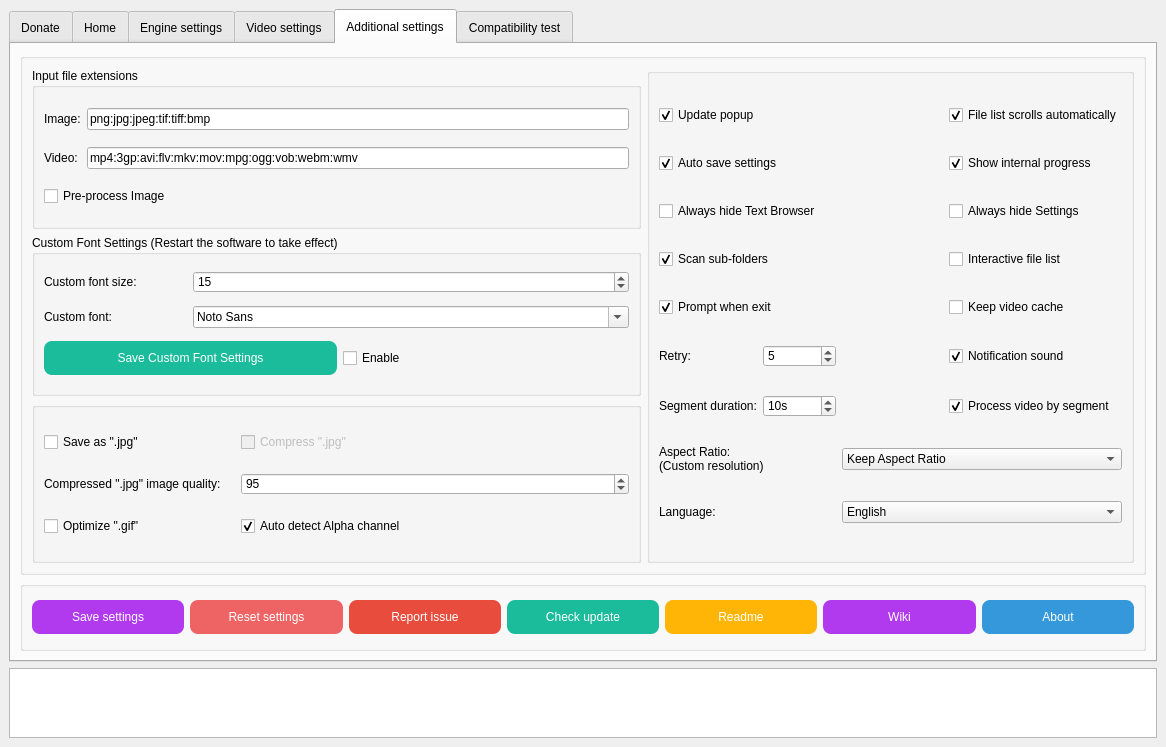
Before: the Qt Designer form SRC/Waifu2x-Extension-QT/mainwindow.ui in AaronFeng753/Waifu2x-Extension-GUI, drawn with Qt 5.
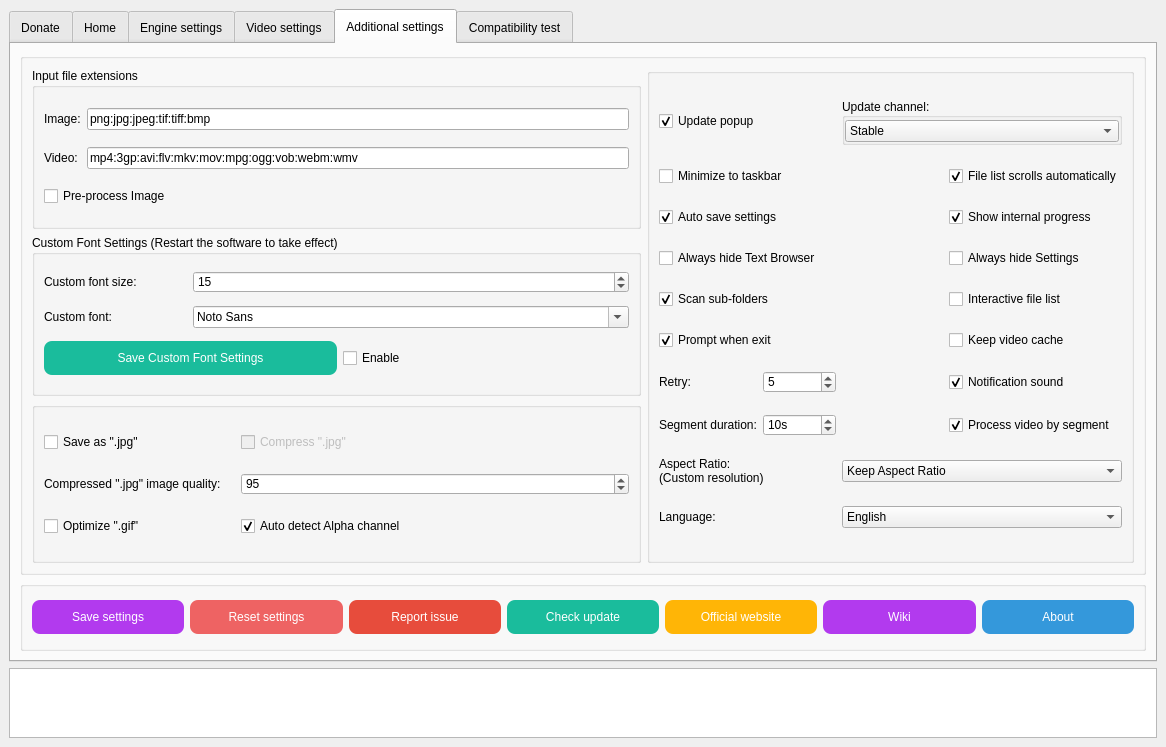
After: the same form once the commit is applied. The open tabs and pages were chosen to show the change. Icons and pictures are not drawn.

The edit to the form file:
```diff
--- a/SRC/Waifu2x-Extension-QT/mainwindow.ui
+++ b/SRC/Waifu2x-Extension-QT/mainwindow.ui
@@ -4243,7 +4243,32 @@
               <string/>
              </property>
              <layout class="QGridLayout" name="gridLayout_14">
-              <item row="2" column="3">
+              <item row="7" column="3">
+               <widget class="QCheckBox" name="checkBox_ProcessVideoBySegment">
+                <property name="toolTip">
+                 <string>Processing video in segments can greatly reduce the 
+hard disk space occupied by processing video. But it 
+will increase the time required to process video.</string>
+                </property>
+                <property name="text">
+                 <string>Process video by segment</string>
+                </property>
+                <property name="checked">
+                 <bool>true</bool>
+                </property>
+               </widget>
+              </item>
+              <item row="4" column="3">
+               <widget class="QCheckBox" name="checkBox_FileList_Interactive">
+                <property name="text">
+                 <string>Interactive file list</string>
+                </property>
+                <property name="checked">
+                 <bool>false</bool>
+                </property>
+               </widget>
+              </item>
+              <item row="3" column="3">
                <widget class="QCheckBox" name="checkBox_AlwaysHideSettings">
                 <property name="toolTip">
                  <string>[Settings] will be automatically hidden when the software starts.</string>
@@ -4253,30 +4278,7 @@
                 </property>
                </widget>
               </item>
-              <item row="3" column="3">
-               <widget class="QCheckBox" name="checkBox_FileList_Interactive">
-                <property name="text">
-                 <string>Interactive file list</string>
-                </property>
-                <property name="checked">
-                 <bool>false</bool>
-                </property>
-               </widget>
-              </item>
-              <item row="4" column="3">
-               <widget class="QCheckBox" name="checkBox_KeepVideoCache">
-                <property name="toolTip">
-                 <string>Keep video cache after processing the video.</string>
-                </property>
-                <property name="text">
-                 <string>Keep video cache</string>
-                </property>
-                <property name="checked">
-                 <bool>false</bool>
-                </property>
-               </widget>
-              </item>
-              <item row="7" column="2" colspan="2">
+              <item row="8" column="2" colspan="2">
                <widget class="QComboBox" name="comboBox_AspectRatio_custRes">
                 <property name="minimumSize">
                  <size>
@@ -4307,7 +4309,44 @@
                 </item>
                </widget>
               </item>
+              <item row="5" column="0" colspan="2">
+               <widget class="QCheckBox" name="checkBox_PromptWhenExit">
+                <property name="text">
+                 <string>Prompt when exit</string>
+                </property>
+                <property name="checked">
+                 <bool>true</bool>
+                </property>
+               </widget>
+              </item>
+              <item row="6" column="3">
+               <widget class="QCheckBox" name="checkBox_NfSound">
+                <property name="toolTip">
+                 <string>Play Notification sound when all files in the list have been processed.</string>
+                </property>
+                <property name="text">
+                 <string>Notification sound</string>
+                </property>
+                <property name="checked">
+                 <bool>true</bool>
+                </property>
+               </widget>
+              </item>
               <item row="8" column="0" colspan="2">
+               <widget class="QLabel" name="label_44">
+                <property name="toolTip">
+                 <string notr="true">&lt;html&gt;&lt;head/&gt;&lt;body&gt;&lt;p&gt;&lt;img src=&quot;:/new/prefix1/OtherPic/AspectRatioStrategy.jpg&quot;/&gt;&lt;/p&gt;&lt;/body&gt;&lt;/html&gt;</string>
+                </property>
+                <property name="text">
+                 <string>Aspect Ratio:
+(Custom resolution)</string>
+                </property>
+                <property name="alignment">
+                 <set>Qt::AlignLeading|Qt::AlignLeft|Qt::AlignVCenter</set>
+                </property>
+               </widget>
+              </item>
+              <item row="9" column="0" colspan="2">
                <widget class="QLabel" name="label_21">
                 <property name="maximumSize">
                  <size>
@@ -4324,53 +4363,52 @@
                 </property>
                </widget>
               </item>
-              <item row="4" column="0" colspan="2">
-               <widget class="QCheckBox" name="checkBox_PromptWhenExit">
+              <item row="5" column="3">
+               <widget class="QCheckBox" name="checkBox_KeepVideoCache">
+                <property name="toolTip">
+                 <string>Keep video cache after processing the video.</string>
+                </property>
                 <property name="text">
-                 <string>Prompt when exit</string>
+                 <string>Keep video cache</string>
                 </property>
                 <property name="checked">
-                 <bool>true</bool>
+                 <bool>false</bool>
                 </property>
                </widget>
               </item>
-              <item row="1" column="0" colspan="2">
-               <widget class="QCheckBox" name="checkBox_AutoSaveSettings">
+              <item row="7" column="1">
+               <widget class="QSpinBox" name="spinBox_SegmentDuration">
                 <property name="toolTip">
                  <string>Settings will be saved automatically when you close the software.</string>
                 </property>
-                <property name="text">
-                 <string>Auto save settings</string>
+                <property name="suffix">
+                 <string notr="true">s</string>
                 </property>
-                <property name="checked">
-                 <bool>true</bool>
+                <property name="prefix">
+                 <string/>
                 </property>
-               </widget>
-              </item>
-              <item row="2" column="0" colspan="2">
-               <widget class="QCheckBox" name="checkBox_AlwaysHideTextBrowser">
-                <property name="toolTip">
-                 <string>[Text browser] will be automatically hidden when the software starts.</string>
+                <property name="minimum">
+                 <number>1</number>
                 </property>
-                <property name="text">
-                 <string>Always hide Text Browser</string>
+                <property name="maximum">
+                 <number>999999999</number>
                 </property>
+                <property name="value">
+                 <number>10</number>
+                </property>
                </widget>
               </item>
-              <item row="0" column="3">
-               <widget class="QCheckBox" name="checkBox_FileListAutoSlide">
+              <item row="7" column="0">
+               <widget class="QLabel" name="label_SegmentDuration">
                 <property name="toolTip">
                  <string>When the file processing status changes, the file list scrolls automatically.</string>
                 </property>
                 <property name="text">
-                 <string>File list scrolls automatically</string>
+                 <string>Segment duration:</string>
                 </property>
-                <property name="checked">
-                 <bool>true</bool>
-                </property>
                </widget>
               </item>
-              <item row="8" column="2" colspan="2">
+              <item row="9" column="2" colspan="2">
                <widget class="QComboBox" name="comboBox_language">
                 <property name="minimumSize">
                  <size>
@@ -4407,17 +4445,7 @@
                 </item>
                </widget>
               </item>
-              <item row="5" column="0">
-               <widget class="QLabel" name="label_39">
-                <property name="toolTip">
-                 <string>The number of retries when failed to processing a image (or frame).</string>
-                </property>
-                <property name="text">
-                 <string>Retry:</string>
-                </property>
-               </widget>
-              </item>
-              <item row="1" column="3">
+              <item row="2" column="3">
                <widget class="QCheckBox" name="checkBox_ShowInterPro">
                 <property name="toolTip">
                  <string>Output internal Scale and Denoise progress of GIF and video process inside textbrowser.</string>
@@ -4430,15 +4458,81 @@
                 </property>
                </widget>
               </item>
+              <item row="2" column="0" colspan="2">
+               <widget class="QCheckBox" name="checkBox_AutoSaveSettings">
+                <property name="toolTip">
+                 <string>Settings will be saved automatically when you close the software.</string>
+                </property>
+                <property name="text">
+                 <string>Auto save settings</string>
+                </property>
+                <property name="checked">
+                 <bool>true</bool>
+                </property>
+               </widget>
+              </item>
+              <item row="4" column="0" colspan="2">
+               <widget class="QCheckBox" name="checkBox_ScanSubFolders">
+                <property name="toolTip">
+                 <string>When adding a folder to the file list, scan the files in
+the subfolder and add them to the file list.</string>
+                </property>
+                <property name="text">
+                 <string>Scan sub-folders</string>
+                </property>
+                <property name="checked">
+                 <bool>true</bool>
+                </property>
+               </widget>
+              </item>
+              <item row="3" column="0" colspan="2">
+               <widget class="QCheckBox" name="checkBox_AlwaysHideTextBrowser">
+                <property name="toolTip">
+                 <string>[Text browser] will be automatically hidden when the software starts.</string>
+                </property>
+                <property name="text">
+                 <string>Always hide Text Browser</string>
+                </property>
+               </widget>
+              </item>
+              <item row="6" column="1">
+               <widget class="QSpinBox" name="spinBox_retry">
+                <property name="toolTip">
+                 <string>The number of retries when failed to processing a image (or frame).</string>
+                </property>
+                <property name="minimum">
+                 <number>1</number>
+                </property>
+                <property name="maximum">
+                 <number>999999999</number>
+                </property>
+                <property name="value">
+                 <number>5</number>
+                </property>
+               </widget>
+              </item>
               <item row="6" column="0">
-               <widget class="QLabel" name="label_SegmentDuration">
+               <widget class="QLabel" name="label_39">
                 <property name="toolTip">
                  <string>When processing video in segments, the length of each video clip.
 This will determine how much hard disk space the program will occupy 
 when processing video in segments.</string>
                 </property>
                 <property name="text">
-                 <string>Segment duration:</string>
+                 <string>Retry:</string>
+                </property>
+               </widget>
+              </item>
+              <item row="1" column="3">
+               <widget class="QCheckBox" name="checkBox_FileListAutoSlide">
+                <property name="toolTip">
+                 <string>When the file processing status changes, the file list scrolls automatically.</string>
+                </property>
+                <property name="text">
+                 <string>File list scrolls automatically</string>
+                </property>
+                <property name="checked">
+                 <bool>true</bool>
                 </property>
                </widget>
               </item>
@@ -4461,99 +4555,63 @@
                 </property>
                </widget>
               </item>
-              <item row="5" column="3">
-               <widget class="QCheckBox" name="checkBox_NfSound">
-                <property name="toolTip">
-                 <string>Play Notification sound when all files in the list have been processed.</string>
+              <item row="0" column="2" colspan="2">
+               <widget class="QGroupBox" name="groupBox_UpdateChannel">
+                <property name="styleSheet">
+                 <string notr="true"/>
                 </property>
-                <property name="text">
-                 <string>Notification sound</string>
-                </property>
-                <property name="checked">
-                 <bool>true</bool>
-                </property>
-               </widget>
-              </item>
-              <item row="5" column="1">
-               <widget class="QSpinBox" name="spinBox_retry">
-                <property name="toolTip">
-                 <string>The number of retries when failed to processing a image (or frame).</string>
-                </property>
-                <property name="minimum">
-                 <number>1</number>
-                </property>
-                <property name="maximum">
-                 <number>999999999</number>
-                </property>
-                <property name="value">
-                 <number>5</number>
-                </property>
-               </widget>
-              </item>
-              <item row="3" column="0" colspan="2">
-               <widget class="QCheckBox" name="checkBox_ScanSubFolders">
-                <property name="toolTip">
-                 <string>When adding a folder to the file list, scan the files in
-the subfolder and add them to the file list.</string>
-                </property>
-                <property name="text">
-                 <string>Scan sub-folders</string>
-                </property>
-                <property name="checked">
-                 <bool>true</bool>
-                </property>
-               </widget>
-              </item>
-              <item row="6" column="3">
-               <widget class="QCheckBox" name="checkBox_ProcessVideoBySegment">
-                <property name="toolTip">
-                 <string>Processing video in segments can greatly reduce the 
-hard disk space occupied by processing video. But it 
-will increase the time required to process video.</string>
-                </property>
-                <property name="text">
-                 <string>Process video by segment</string>
-                </property>
-                <property name="checked">
-                 <bool>true</bool>
-                </property>
-               </widget>
-              </item>
-              <item row="6" column="1">
-               <widget class="QSpinBox" name="spinBox_SegmentDuration">
-                <property name="toolTip">
-                 <string>When processing video in segments, the length of each video clip.
-This will determine how much hard disk space the program will occupy 
-when processing video in segments.</string>
-                </property>
-                <property name="suffix">
-                 <string notr="true">s</string>
-                </property>
-                <property name="prefix">
-                 <string/>
-                </property>
-                <property name="minimum">
-                 <number>1</number>
-                </property>
-                <property name="maximum">
-                 <number>999999999</number>
-                </property>
-                <property name="value">
-                 <number>10</number>
-                </property>
-               </widget>
-              </item>
-              <item row="7" column="0" colspan="2">
-               <widget class="QLabel" name="label_44">
-                <property name="toolTip">
-                 <string notr="true">&lt;html&gt;&lt;head/&gt;&lt;body&gt;&lt;p&gt;&lt;img src=&quot;:/new/prefix1/OtherPic/AspectRatioStrategy.jpg&quot;/&gt;&lt;/p&gt;&lt;/body&gt;&lt;/html&gt;</string>
-                </property>
-                <property name="text">
-                 <string>Aspect Ratio:
-(Custom resolution)</string>
+                <property name="title">
+                 <string>Update channel:</string>
                 </property>
                 <property name="alignment">
                  <set>Qt::AlignLeading|Qt::AlignLeft|Qt::AlignVCenter</set>
+                </property>
+                <property name="flat">
+                 <bool>true</bool>
+                </property>
+                <property name="checkable">
+                 <bool>false</bool>
+                </property>
+                <layout class="QGridLayout" name="gridLayout_37">
+                 <property name="leftMargin">
+                  <number>0</number>
+                 </property>
+                 <property name="topMargin">
+                  <number>2</number>
+                 </property>
+                 <property name="rightMargin">
+                  <number>0</number>
+                 </property>
+                 <property name="bottomMargin">
+                  <number>0</number>
+                 </property>
+                 <property name="spacing">
+                  <number>0</number>
+                 </property>
+                 <item row="0" column="0">
+                  <widget class="QComboBox" name="comboBox_UpdateChannel">
+                   <property name="toolTip">
+                    <string/>
+                   </property>
+                   <item>
+                    <property name="text">
+                     <string>Stable</string>
+                    </property>
+                   </item>
+                   <item>
+                    <property name="text">
+                     <string>Beta</string>
+                    </property>
+                   </item>
+                  </widget>
+                 </item>
+                </layout>
+               </widget>
+              </item>
+              <item row="1" column="0" colspan="3">
+               <widget class="QCheckBox" name="checkBox_MinimizeToTaskbar">
+                <property name="text">
+                 <string>Minimize to taskbar</string>
                 </property>
                </widget>
               </item>
@@ -4974,7 +5032,7 @@
 }</string>
              </property>
              <property name="text">
-              <string>Readme</string>
+              <string>Official website</string>
              </property>
             </widget>
            </item>
```
Left out of the diff: 14 changed lines with no effect on the pictures.
